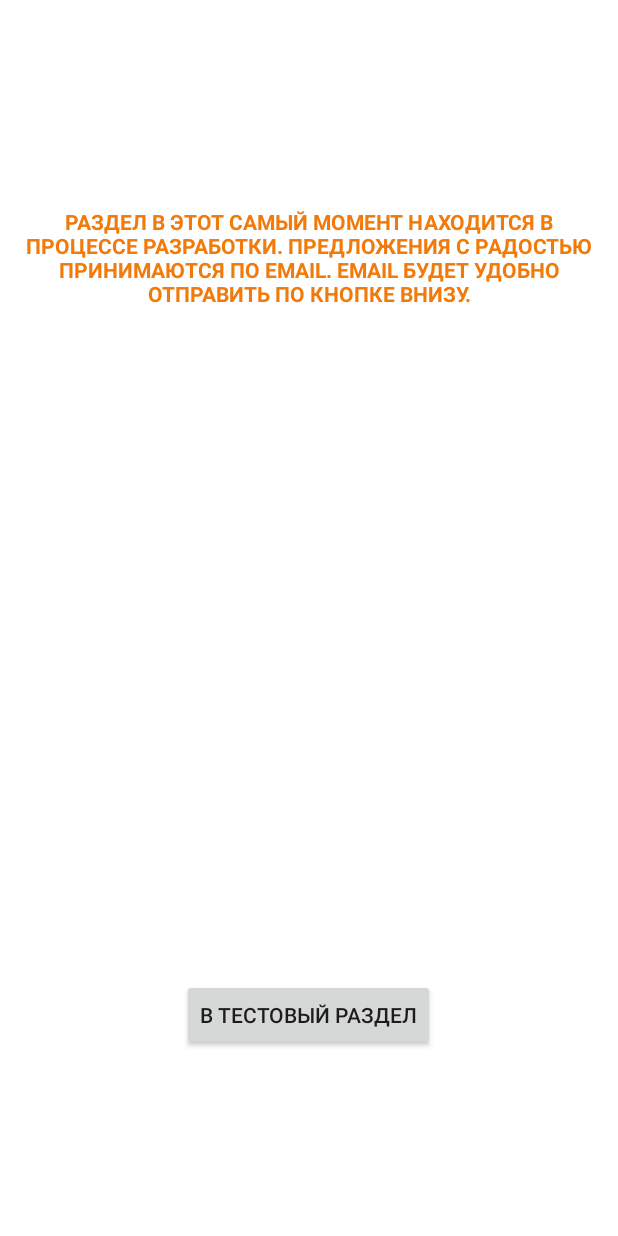
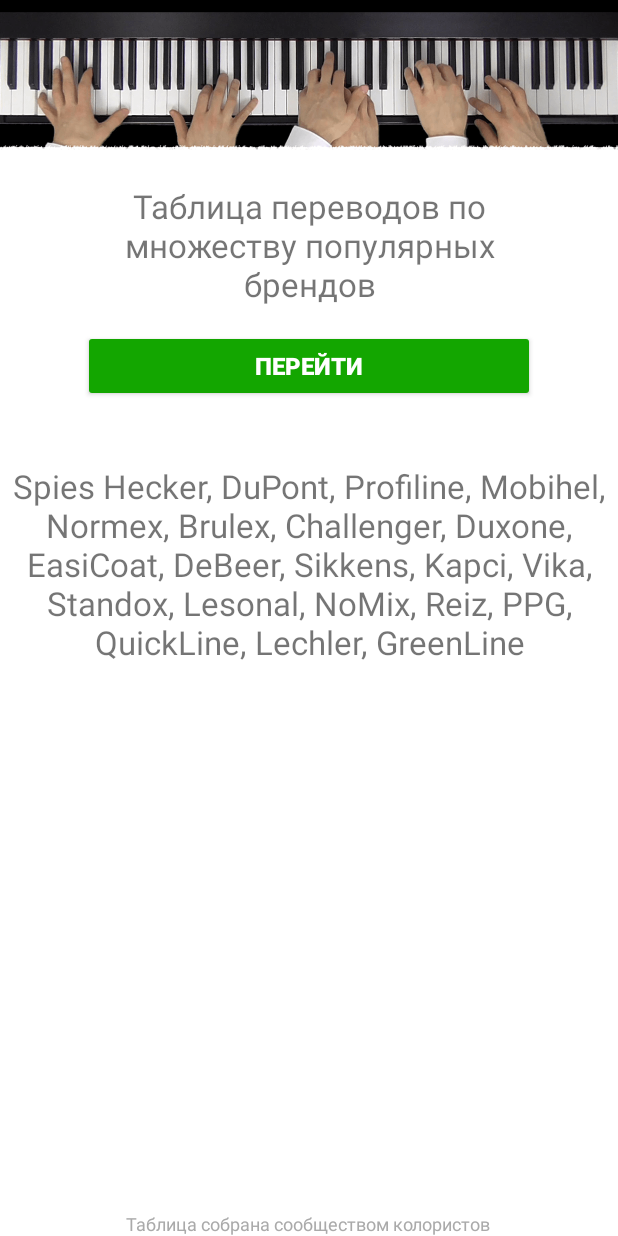
Before and after one commit to cdiamon/AutoColorist, an Android app: the layout fragment_tables.xml on its own in the app's theme, with its tools: preview values and no code run, on a phone screen of 412 x 824 dp. Run offline under Robolectric (Android 15) with nearby library versions, the phone set to English and light mode, and no system bars.

Commit message:
0.20b ! SQL part is ready

```diff
--- a/app/src/main/java/com/cdiamon/autocolorist/fragments/TablesFragment.java
+++ b/app/src/main/java/com/cdiamon/autocolorist/fragments/TablesFragment.java
@@ -78,7 +78,7 @@ public class TablesFragment extends Fragment {
             public void onClick(View view) {
                 Intent intent;
                 intent = new Intent(TablesFragment.this.getContext(), ActivityConvertTables.class);
-                Toast.makeText(TablesFragment.this.getContext(), "Переходим в тестовый раздел SQL", Toast.LENGTH_SHORT).show();
+                Toast.makeText(TablesFragment.this.getContext(), "Переходим в раздел базы данных", Toast.LENGTH_SHORT).show();
                 startActivity(intent);
             }
         });
--- a/app/src/main/java/com/cdiamon/autocolorist/tables/ActivityConvertTables.java
+++ b/app/src/main/java/com/cdiamon/autocolorist/tables/ActivityConvertTables.java
@@ -16,6 +16,7 @@ import android.view.LayoutInflater;
 import android.view.View;
 import android.database.sqlite.*;
 import android.view.ViewGroup;
+import android.view.WindowManager;
 import android.widget.Button;
 import android.widget.EditText;
 import android.widget.Toast;
@@ -51,6 +52,8 @@ public class ActivityConvertTables extends AppCompatActivity {
         setContentView(R.layout.activity_convert_tables);
         Toolbar toolbar = (Toolbar) findViewById(R.id.toolbar);
         setSupportActionBar(toolbar);
+        this.getWindow().setSoftInputMode(WindowManager.LayoutParams.SOFT_INPUT_STATE_ALWAYS_HIDDEN);
+
 
         final Button btn_search = (Button) findViewById(R.id.btn_table_search);
         Button btn_clear = (Button) findViewById(R.id.btn_table_clear);
@@ -190,6 +193,9 @@ public class ActivityConvertTables extends AppCompatActivity {
                 editLechler.setText(myDbHelper.componentNames[21]);
                 editGreenLine.setText(myDbHelper.componentNames[22]);
 
+                for (int i = 0; i < myDbHelper.componentNames.length; i++) {
+                    myDbHelper.componentNames[i] = "";
+                }
                 btn_search.setEnabled(false);
             }
         });
--- a/app/src/main/java/com/cdiamon/autocolorist/tables/DBHelper.java
+++ b/app/src/main/java/com/cdiamon/autocolorist/tables/DBHelper.java
@@ -28,6 +28,8 @@ public class DBHelper extends SQLiteOpenHelper {
 
     public SQLiteDatabase myDataBase;
     public final Context myContext;
+
+    String QueryString = "";
 
     String[] componentNames = new String[30];
 
@@ -162,7 +164,7 @@ public class DBHelper extends SQLiteOpenHelper {
         String ValueString = null;
         myDataBase = this.getReadableDatabase();
         Cursor cursor = null;
-        String QueryString = "select * from " + DATABASE_TABLE + " where " + vendorName + "=" +componentName;
+        String QueryString = "select * from " + DATABASE_TABLE + " where " + vendorName + "=" +'"'+componentName.toUpperCase()+'"';
         cursor = myDataBase.rawQuery(QueryString, null);
         if (cursor != null && cursor.moveToFirst()) {
 
@@ -177,7 +179,9 @@ public class DBHelper extends SQLiteOpenHelper {
         for(String s : componentNames) {
             builder.append(s);
         }
+
         System.out.println(componentNames[1]);
+
         return builder.toString();
 
 //        return ValueString;
--- a/app/src/main/res/layout/fragment_tables.xml
+++ b/app/src/main/res/layout/fragment_tables.xml
@@ -1,32 +1,82 @@
 <RelativeLayout xmlns:android="http://schemas.android.com/apk/res/android"
     xmlns:tools="http://schemas.android.com/tools"
+    xmlns:app="http://schemas.android.com/apk/res-auto"
     android:layout_width="match_parent"
     android:layout_height="match_parent"
+    android:layout_margin="0dp"
     android:background="@color/colorBackground"
+    android:padding="0dp"
     tools:context="com.cdiamon.autocolorist.fragments.TablesFragment">
 
     <!-- TODO: Update blank fragment layout -->
 
+    <ImageView
+        android:id="@+id/imageViewCarCollage"
+        android:layout_width="match_parent"
+        android:layout_height="wrap_content"
+        android:layout_alignParentLeft="true"
+
+        android:layout_alignParentRight="true"
+        android:layout_alignParentTop="true"
+        android:layout_gravity="top"
+        android:layout_margin="0dp"
+        android:adjustViewBounds="true"
+        android:backgroundTintMode="screen"
+        android:padding="0dp"
+        android:scaleType="fitXY"
+        app:srcCompat="@drawable/piano_hands" />
+
     <TextView
+        android:id="@+id/textView3"
         android:layout_width="wrap_content"
         android:layout_height="wrap_content"
-        android:text="Раздел в этот самый момент находится в процессе разработки. Предложения с радостью принимаются по email. Email будет удобно отправить по кнопке внизу."
-        android:layout_alignParentTop="true"
+        android:layout_below="@+id/imageViewCarCollage"
+        android:layout_marginLeft="44dp"
+        android:layout_marginRight="44dp"
+        android:layout_marginTop="21dp"
+        android:text="Таблица переводов по множеству популярных брендов"
+        android:textAlignment="center"
+        android:textAllCaps="false"
+        android:textSize="22sp" />
+
+    <TextView
+        android:id="@+id/textView2"
+        android:layout_width="wrap_content"
+        android:layout_height="wrap_content"
+        android:layout_alignParentBottom="true"
         android:layout_centerHorizontal="true"
-        android:layout_marginTop="138dp"
-        android:textAlignment="center"
-        android:textStyle="normal|bold"
-        android:textColor="?android:attr/colorActivatedHighlight"
-        android:textAllCaps="true"
-        android:textSize="14sp" />
+        android:text="Таблица собрана сообществом колористов"
+        android:textColor="@android:color/darker_gray"
+        android:textSize="12sp" />
 
     <Button
-        android:text="В тестовый раздел"
+        android:id="@+id/tables_button_go"
+        style="@style/Widget.AppCompat.Button.Colored"
+        android:layout_width="match_parent"
+        android:layout_height="wrap_content"
+        android:layout_below="@+id/textView3"
+        android:layout_centerHorizontal="true"
+        android:layout_marginLeft="55dp"
+        android:layout_marginRight="55dp"
+        android:layout_marginTop="16dp"
+        android:elevation="10dp"
+        android:padding="0dp"
+        android:text="Перейти"
+        android:textAlignment="center"
+        android:textSize="16sp"
+        android:textStyle="normal|bold" />
+
+    <TextView
+        android:id="@+id/textView4"
         android:layout_width="wrap_content"
         android:layout_height="wrap_content"
-        android:id="@+id/tables_button_go"
-        android:layout_alignParentBottom="true"
-        android:layout_centerHorizontal="true"
-        android:layout_marginBottom="123dp" />
+        android:text="Spies Hecker, DuPont, Profiline, Mobihel, Normex, Brulex, Challenger, Duxone, EasiCoat, DeBeer, Sikkens, Kapci, Vika, Standox, Lesonal, NoMix, Reiz, PPG, QuickLine, Lechler, GreenLine"
+        android:textAlignment="center"
+        android:textAllCaps="false"
+        android:textSize="22sp"
+        android:layout_below="@+id/tables_button_go"
+        android:layout_alignParentLeft="true"
+        android:layout_alignParentStart="true"
+        android:layout_marginTop="41dp" />
 
 </RelativeLayout>
--- a/app/src/main/res/layout/nav_header_main.xml
+++ b/app/src/main/res/layout/nav_header_main.xml
@@ -28,7 +28,7 @@
         android:layout_width="match_parent"
         android:layout_height="wrap_content"
         android:paddingTop="@dimen/nav_header_vertical_spacing"
-        android:text="github.com/cdiamon  version 0.17b"
+        android:text="github.com/cdiamon  version 0.20b"
         android:textAppearance="@style/TextAppearance.AppCompat.Body1" />
 
     <TextView
--- a/app/src/main/res/values/strings.xml
+++ b/app/src/main/res/values/strings.xml
@@ -17,5 +17,5 @@
     <string name="hello_blank_fragment">Hello blank fragment</string>
     <string name="hello_osvald_fragment">Круг Освальда</string>
     <string name="title_activity_search_gallery">Поиск по галерее</string>
-    <string name="title_activity_convert_tables">ConvertTables</string>
+    <string name="title_activity_convert_tables">Аналоги компонентов</string>
 </resources>
```
Also changed, not shown: app/src/main/res/layout/fragment_gallery.xml (+34 -34 lines), app/src/main/res/drawable/piano_hands.png (added).
